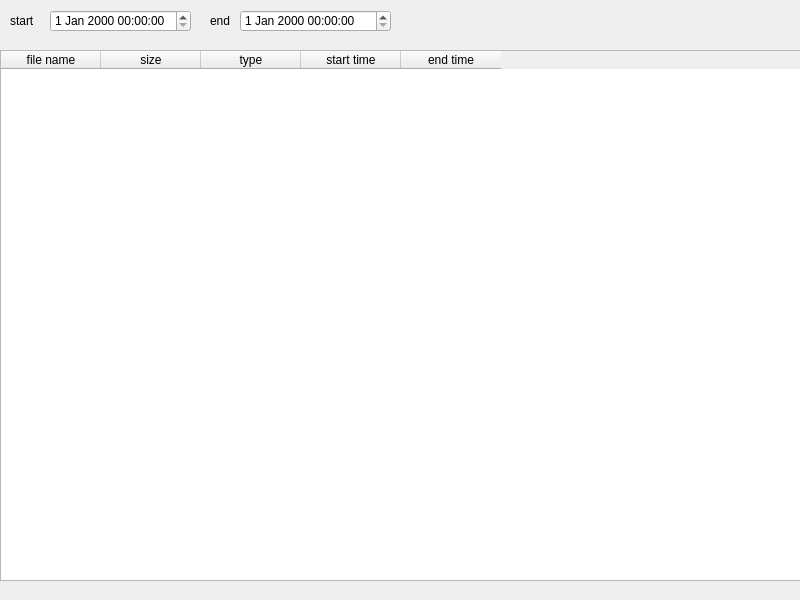
This is filesliste.ui in surfzoid/QtVsPlayer as Qt 5 draws it before an edit. The edited form follows.
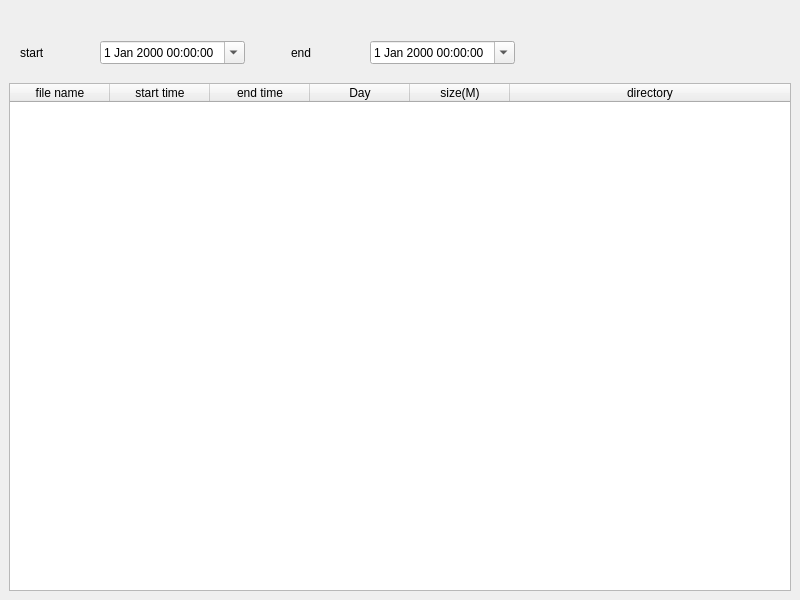
This is the edited form. Icons and pictures are not drawn.

What changed in the file:
```diff
--- a/filesliste.ui
+++ b/filesliste.ui
@@ -18,87 +18,152 @@
     <normaloff>:/images/images/QtVsPlayer.png</normaloff>:/images/images/QtVsPlayer.png</iconset>
   </property>
   <widget class="QWidget" name="centralwidget">
-   <widget class="QTableWidget" name="tableWidget_2_localfilist">
-    <property name="geometry">
-     <rect>
-      <x>0</x>
-      <y>50</y>
-      <width>801</width>
-      <height>531</height>
-     </rect>
-    </property>
-    <column>
-     <property name="text">
-      <string>file name</string>
-     </property>
-    </column>
-    <column>
-     <property name="text">
-      <string>size</string>
-     </property>
-    </column>
-    <column>
-     <property name="text">
-      <string>type</string>
-     </property>
-    </column>
-    <column>
-     <property name="text">
-      <string>start time</string>
-     </property>
-    </column>
-    <column>
-     <property name="text">
-      <string>end time</string>
-     </property>
-    </column>
-   </widget>
-   <widget class="QLabel" name="label_8">
-    <property name="geometry">
-     <rect>
-      <x>10</x>
-      <y>10</y>
-      <width>54</width>
-      <height>21</height>
-     </rect>
-    </property>
-    <property name="text">
-     <string>start</string>
-    </property>
-   </widget>
-   <widget class="QDateTimeEdit" name="dateTimeEdit_2_start">
-    <property name="geometry">
-     <rect>
-      <x>50</x>
-      <y>10</y>
-      <width>141</width>
-      <height>22</height>
-     </rect>
-    </property>
-   </widget>
-   <widget class="QLabel" name="label_11">
-    <property name="geometry">
-     <rect>
-      <x>210</x>
-      <y>10</y>
-      <width>54</width>
-      <height>21</height>
-     </rect>
-    </property>
-    <property name="text">
-     <string>end</string>
-    </property>
-   </widget>
-   <widget class="QDateTimeEdit" name="dateTimeEdit_2_stop">
-    <property name="geometry">
-     <rect>
-      <x>240</x>
-      <y>10</y>
-      <width>151</width>
-      <height>22</height>
-     </rect>
-    </property>
-   </widget>
+   <layout class="QVBoxLayout" name="verticalLayout_2">
+    <item>
+     <layout class="QVBoxLayout" name="verticalLayout">
+      <item>
+       <spacer name="horizontalSpacer">
+        <property name="orientation">
+         <enum>Qt::Horizontal</enum>
+        </property>
+        <property name="sizeHint" stdset="0">
+         <size>
+          <width>40</width>
+          <height>20</height>
+         </size>
+        </property>
+       </spacer>
+      </item>
+      <item>
+       <widget class="QWidget" name="horizontalWidget" native="true">
+        <property name="maximumSize">
+         <size>
+          <width>515</width>
+          <height>48</height>
+         </size>
+        </property>
+        <layout class="QHBoxLayout" name="horizontalLayout_2">
+         <property name="leftMargin">
+          <number>11</number>
+         </property>
+         <item>
+          <widget class="QLabel" name="label_8">
+           <property name="text">
+            <string>start</string>
+           </property>
+          </widget>
+         </item>
+         <item>
+          <widget class="QDateTimeEdit" name="dateTimeEdit_2_start">
+           <property name="showGroupSeparator" stdset="0">
+            <bool>true</bool>
+           </property>
+           <property name="calendarPopup">
+            <bool>true</bool>
+           </property>
+          </widget>
+         </item>
+         <item>
+          <spacer name="verticalSpacer_2">
+           <property name="orientation">
+            <enum>Qt::Vertical</enum>
+           </property>
+           <property name="sizeHint" stdset="0">
+            <size>
+             <width>20</width>
+             <height>40</height>
+            </size>
+           </property>
+          </spacer>
+         </item>
+         <item>
+          <spacer name="verticalSpacer">
+           <property name="orientation">
+            <enum>Qt::Vertical</enum>
+           </property>
+           <property name="sizeHint" stdset="0">
+            <size>
+             <width>20</width>
+             <height>40</height>
+            </size>
+           </property>
+          </spacer>
+         </item>
+         <item>
+          <widget class="QLabel" name="label_11">
+           <property name="text">
+            <string>end</string>
+           </property>
+          </widget>
+         </item>
+         <item>
+          <widget class="QDateTimeEdit" name="dateTimeEdit_2_stop">
+           <property name="calendarPopup">
+            <bool>true</bool>
+           </property>
+          </widget>
+         </item>
+        </layout>
+       </widget>
+      </item>
+      <item>
+       <widget class="QTableWidget" name="tableWidget_2_localfilist">
+        <property name="sizePolicy">
+         <sizepolicy hsizetype="Expanding" vsizetype="Expanding">
+          <horstretch>0</horstretch>
+          <verstretch>0</verstretch>
+         </sizepolicy>
+        </property>
+        <attribute name="horizontalHeaderCascadingSectionResizes">
+         <bool>true</bool>
+        </attribute>
+        <attribute name="horizontalHeaderShowSortIndicator" stdset="0">
+         <bool>true</bool>
+        </attribute>
+        <attribute name="horizontalHeaderStretchLastSection">
+         <bool>true</bool>
+        </attribute>
+        <column>
+         <property name="text">
+          <string>file name</string>
+         </property>
+         <property name="textAlignment">
+          <set>AlignCenter</set>
+         </property>
+        </column>
+        <column>
+         <property name="text">
+          <string>start time</string>
+         </property>
+        </column>
+        <column>
+         <property name="text">
+          <string>end time</string>
+         </property>
+        </column>
+        <column>
+         <property name="text">
+          <string>Day</string>
+         </property>
+        </column>
+        <column>
+         <property name="text">
+          <string>size(M)</string>
+         </property>
+         <property name="textAlignment">
+          <set>AlignCenter</set>
+         </property>
+        </column>
+        <column>
+         <property name="text">
+          <string>directory</string>
+         </property>
+        </column>
+       </widget>
+      </item>
+     </layout>
+    </item>
+   </layout>
   </widget>
  </widget>
  <resources>
```
